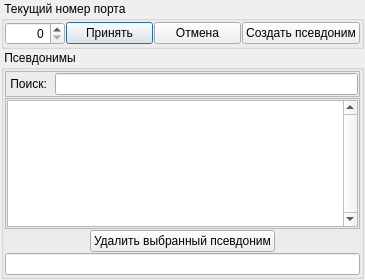
Above: Dialogs/edit_port_dialog.ui from Intueor/Z-Editor before the change. Below: the same form after it.
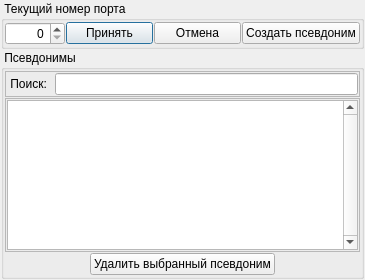
That is the form after the change. Icons and pictures are not drawn. Custom widgets are drawn as their Qt base class.

Commit message: Разработан и использован производный от QLineEdit класс безопасного редактирования строки поиска.

Patch:
```diff
--- a/Dialogs/edit_port_dialog.ui
+++ b/Dialogs/edit_port_dialog.ui
@@ -258,9 +258,6 @@
         </property>
        </widget>
       </item>
-      <item>
-       <widget class="QLineEdit" name="lineEdit"/>
-      </item>
      </layout>
     </widget>
    </item>
```
Left out of the diff: 10 changed lines with no effect on the pictures. The commit also changes 7 other files.
